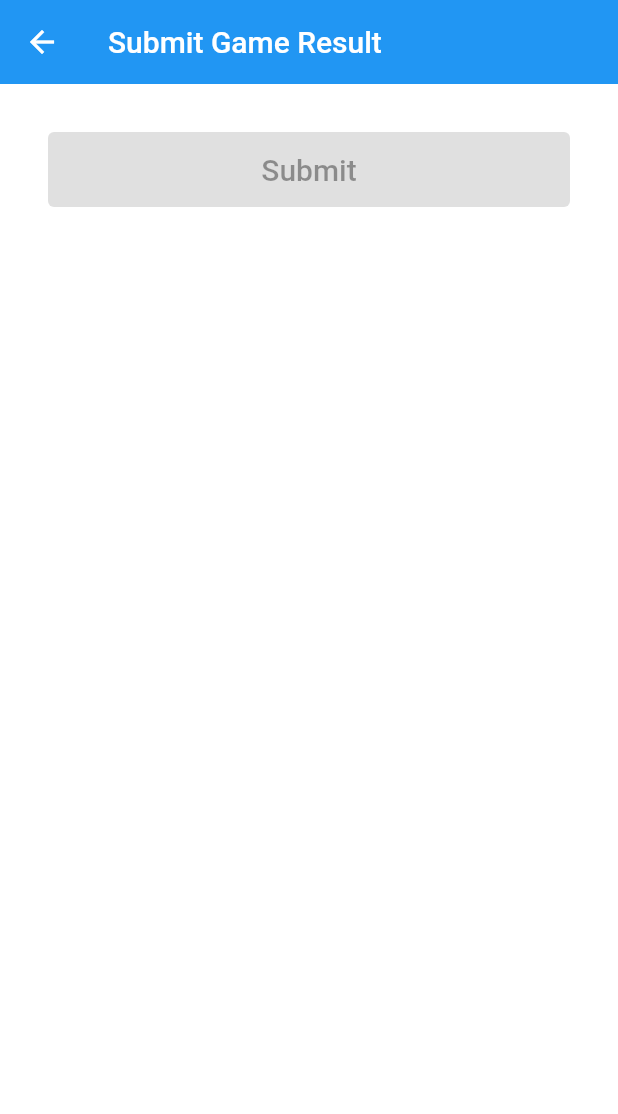
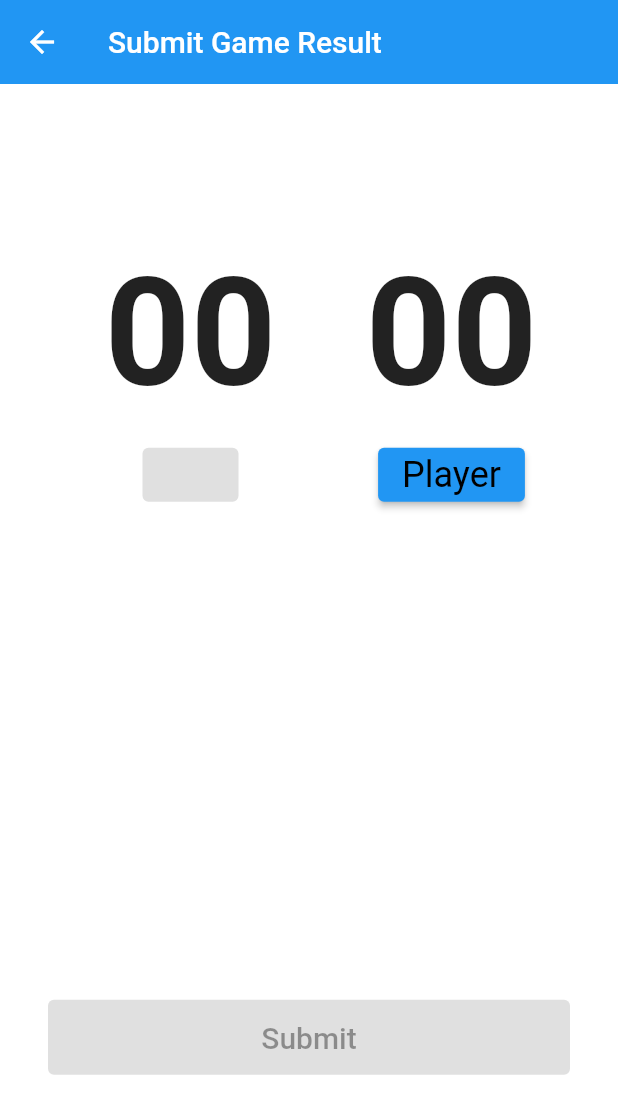
Before and after one commit to dan-supetree/tak_gg_client, a Flutter app: the ResultSubmitScreen screen opened directly, on a phone screen of 412 x 824 dp. Shown: the top 1114 px of the screen. Run offline on Flutter 3.47's test engine with Material 2 defaults, Android fonts, the phone set to English and light mode, and no system bars; our stand-ins replace flutter_svg, get, shared_preferences; missing offline and left inert: flutter_material_pickers; accounts and stored records are empty; network calls fail.

Commit message:
style: update Submit screen

```diff
--- a/lib/screens/result_submit_screen.dart
+++ b/lib/screens/result_submit_screen.dart
@@ -1,4 +1,9 @@
 import 'package:flutter/material.dart';
+import 'package:flutter_material_pickers/flutter_material_pickers.dart';
+import 'package:get/get.dart';
+import 'package:tak_gg/models/player_model.dart';
+import 'package:tak_gg/services/api_service.dart';
+import 'package:tak_gg/states/user_controller.dart';
 
 class ResultSubmitScreen extends StatefulWidget {
   const ResultSubmitScreen({super.key});
@@ -8,6 +13,27 @@ class ResultSubmitScreen extends StatefulWidget {
 }
 
 class _ResultSubmitScreenState extends State<ResultSubmitScreen> {
+   final Future<List<PlayerModel>> players = ApiService.getPlayers();
+
+  int player1Score = 0;
+  int player2Score = 0;
+  final UserController userController = Get.put(UserController());
+  //Map<String,dynamic>? selectedUser;
+
+  bool isDisabled() {
+    if(player1Score < 11 && player2Score < 11) return true;
+
+    return false;
+  }
+
+  void selectPlayer()async {
+    print(players);
+  }
+
+  void submitResult() {
+    print('submit');
+  }
+
   @override
   Widget build(BuildContext context) {
     return Scaffold(
@@ -22,12 +48,86 @@ class _ResultSubmitScreenState extends State<ResultSubmitScreen> {
         body: Padding(
             padding: const EdgeInsets.all(32.0),
             child: Column(
+              mainAxisAlignment: MainAxisAlignment.spaceAround,
               children: [
+                 Row(
+                  mainAxisAlignment: MainAxisAlignment.spaceAround,
+                  children: [
+                    Column(
+                      children: [
+                        InkWell(
+                         onTap: () {
+                          showMaterialNumberPicker(
+                            context: context,
+                            minNumber: 0,
+                            maxNumber: 50,
+                            title: 'Pick the Game Score',
+                            selectedNumber: player1Score,
+                            onChanged: (value) {
+                              setState(() {
+                                player1Score = value;
+                              });
+                            },
+                            cancellable: false,
+                          );
+                         },
+                          child: Padding(
+                            padding: const EdgeInsets.symmetric(horizontal: 16),
+                            child: Text(player1Score.toString().padLeft(2,'0'),style: const TextStyle(
+                              fontSize: 100,
+                              fontWeight: FontWeight.w700
+                            )),
+                          ),
+                        ),
+                        const SizedBox(height: 12),
+                         ElevatedButton(onPressed: null,child: Text(userController.displayName,style: const TextStyle(
+                            fontSize:24,
+                            fontWeight: FontWeight.w400,
+                            color: Colors.black
+                          )),
+                        )
+                      ],
+                    ),
+                     Column(
+                      children: [
+                        InkWell(
+                          onTap: () {
+                          showMaterialNumberPicker(
+                            context: context,
+                            minNumber: 0,
+                            maxNumber: 50,
+                            title: 'Pick the Game Score',
+                            selectedNumber: player2Score,
+                            onChanged: (value) {
+                              setState(() {
+                                player2Score = value;
+                              });
+                            },
+                            cancellable: false,
+                          );
+                         },
+                          child: Text(player2Score.toString().padLeft(2,'0'),style: const TextStyle(
+                            fontSize: 100,
+                            fontWeight: FontWeight.w700
+                          )),
+                        ),
+                        const SizedBox(height: 12),
+                         ElevatedButton(onPressed: selectPlayer ,child: const Text('Player',style: TextStyle(
+                            fontSize:24,
+                            fontWeight: FontWeight.w400,
+                            color: Colors.black,
+                          )),
+                        )
+                      ],
+                    )
+                  ],
+                ),
+                const SizedBox(height: 24),
                 ElevatedButton(
                   style: ElevatedButton.styleFrom(
                     minimumSize: const Size.fromHeight(50),
                   ),
-                  onPressed: null,
+                  onPressed: isDisabled() ? null:submitResult,
                   child: const Text(
                     'Submit',
                     style: TextStyle(
```
